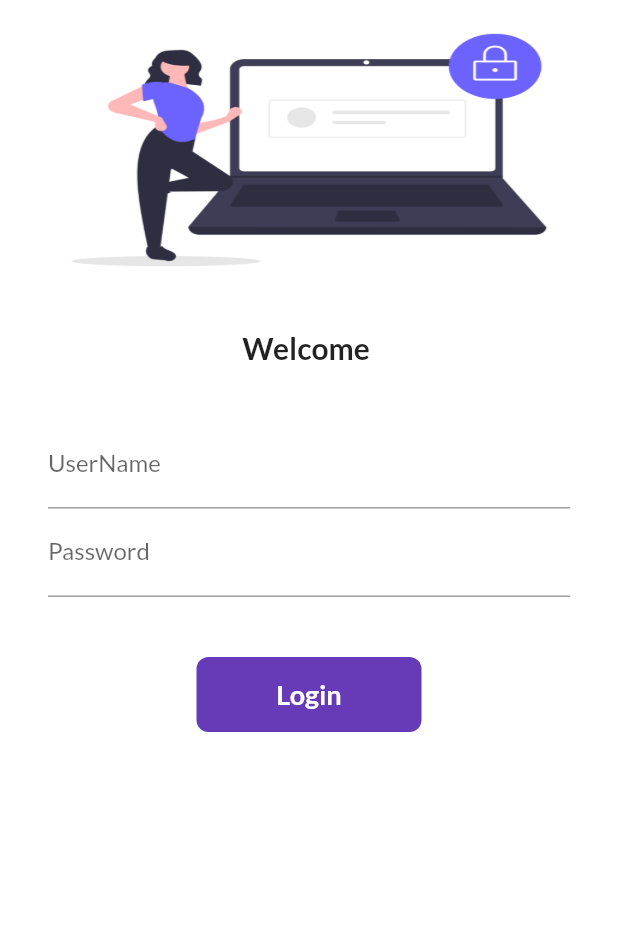
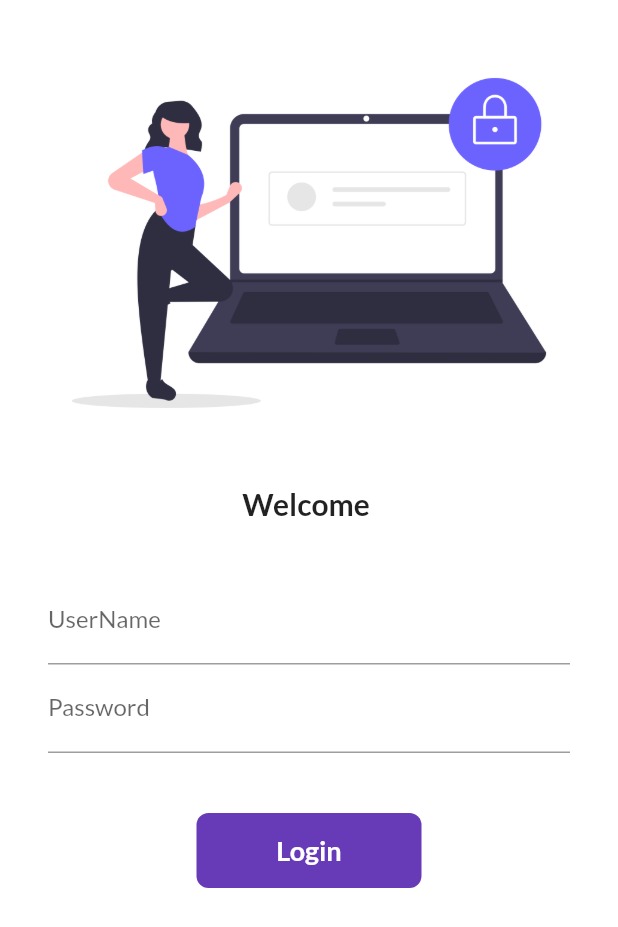
Before and after one commit to rajeevy397/30DaysOfFlutter, a Flutter app: the screen it shows after launch, on a phone screen of 412 x 824 dp. Shown: the top 927 px of the screen. Run offline on Flutter 3.47's test engine with Material 2 defaults, Android fonts, the phone set to English and light mode, and no system bars; our stand-ins replace google_fonts.

Commit message:
day8 completed

```diff
--- a/lib/pages/login_page.dart
+++ b/lib/pages/login_page.dart
@@ -10,20 +10,40 @@ class LoginPage extends StatefulWidget {
 
 class _LoginPageState extends State<LoginPage> {
   String name = "";
+
   bool changeButton = false;
+
+  final _formkey = GlobalKey<FormState>();
+
+  moveToHome(BuildContext context) async {
+    if (_formkey.currentState!.validate()) {
+      setState(() {
+        changeButton = true;
+      });
+
+      await Future.delayed(Duration(seconds: 1));
+      await Navigator.pushNamed(context, MyRoutes.homeRoute);
+      setState(() {
+        changeButton = false;
+      });
+    }
+  }
 
   @override
   Widget build(BuildContext context) {
     return Material(
       color: Colors.white,
       child: SingleChildScrollView(
+        child: Form(
+          key: _formkey,
           child: Column(
             children: [
+              SizedBox(
+                height: 20,
+              ),
               Image.asset(
                 "assets/images/login_image.png",
-              height: 200,
-              width: 500,
-              fit: BoxFit.fill,
+                fit: BoxFit.cover,
               ),
               SizedBox(
                 height: 20,
@@ -39,8 +59,8 @@ class _LoginPageState extends State<LoginPage> {
                 height: 20,
               ),
               Padding(
-              padding:
-                  const EdgeInsets.symmetric(vertical: 16.0, horizontal: 32.0),
+                padding: const EdgeInsets.symmetric(
+                    vertical: 16.0, horizontal: 32.0),
                 child: Column(
                   children: [
                     TextFormField(
@@ -52,6 +72,12 @@ class _LoginPageState extends State<LoginPage> {
                         name = value;
                         setState(() {});
                       },
+                      validator: (value) {
+                        if (value!.isEmpty) {
+                          return "Username cannot be empty";
+                        }
+                        return null;
+                      },
                     ),
                     TextFormField(
                       obscureText: true,
@@ -59,19 +85,24 @@ class _LoginPageState extends State<LoginPage> {
                         hintText: "Enter Password",
                         labelText: "Password",
                       ),
+                      validator: (value) {
+                        if (value!.isEmpty) {
+                          return "Username cannot be empty";
+                        } else if (value.length < 6) {
+                          return "password length should be at least 6";
+                        }
+                        return null;
+                      },
                     ),
                     SizedBox(
                       height: 40,
                     ),
-
-                  InkWell(
-                    onTap: () async {
-                      setState(() {
-                        changeButton = true;
-                      });
-                      await Future.delayed(Duration(seconds: 1));
-                      Navigator.pushNamed(context, MyRoutes.homeRoute);
-                    },
+                    Material(
+                      color: Colors.deepPurple,
+                      borderRadius:
+                          BorderRadius.circular(changeButton ? 50 : 8),
+                      child: InkWell(
+                        onTap: () => moveToHome(context),
                         child: AnimatedContainer(
                           duration: Duration(seconds: 1),
                           width: changeButton ? 50 : 150,
@@ -87,27 +118,16 @@ class _LoginPageState extends State<LoginPage> {
                                     fontSize: 18,
                                   ),
                                 ),
-                      decoration: BoxDecoration(
-                          color: Colors.deepPurple,
-                          //shape: changeButton ? BoxShape.circle : BoxShape.rectangle,
-                          borderRadius:
-                              BorderRadius.circular(changeButton ? 50 : 8)),
                         ),
                       ),
-
-                  // ElevatedButton(
-                  //   child: Text("Login"),
-                  //   style: TextButton.styleFrom(minimumSize: Size(150, 40)),
-                  //   onPressed: () {
-                  //     Navigator.pushNamed(context, MyRoutes.homeRoute);
-                  //   },
-                  // ),
+                    ),
                   ],
                 ),
               )
             ],
           ),
         ),
+      ),
     );
   }
 }
```
Lines whose indentation alone changed are shown as unchanged.
